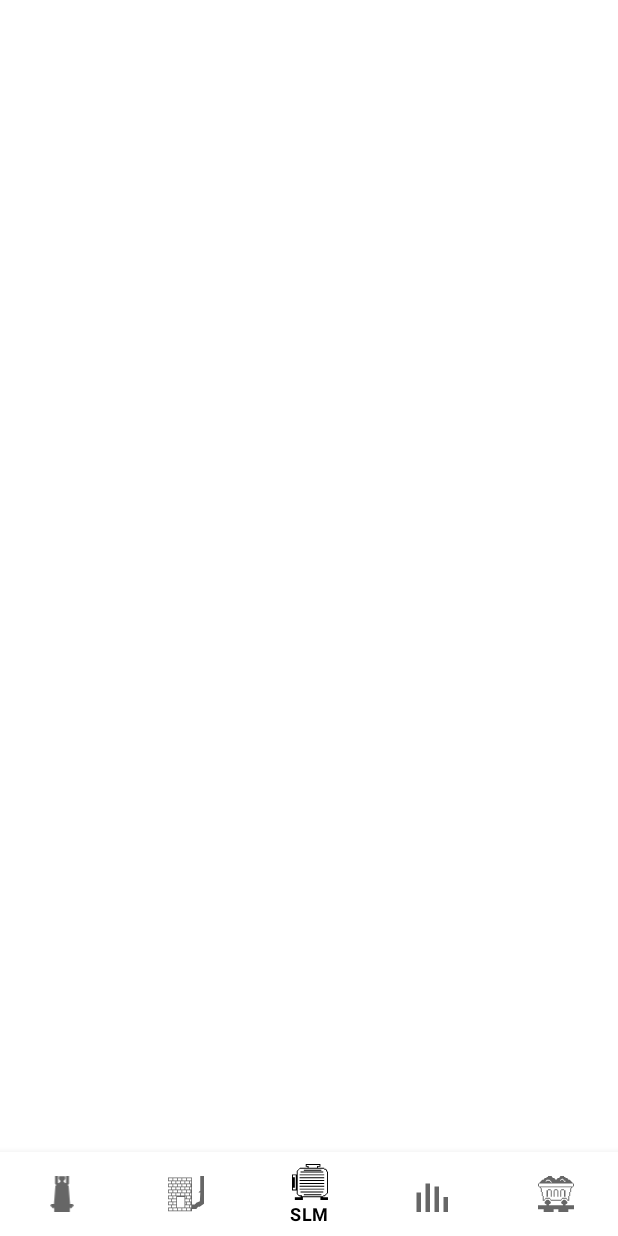
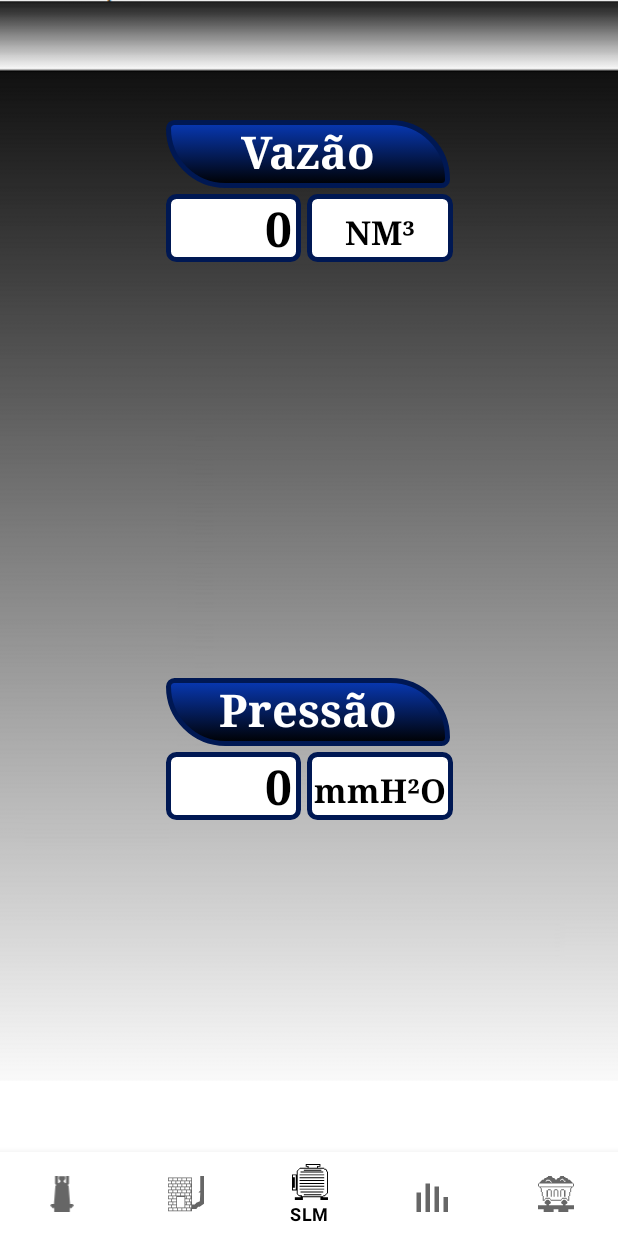
Before and after one commit to Henrique8m/Supervisorio_Android, an Android app: the DashboardFragment screen opened through its navigation route, on a phone screen of 412 x 824 dp. Run offline under Robolectric (Android 15) with nearby library versions, the phone set to English and light mode, and no system bars; our stand-ins replace navigation-ui.

Commit message:
img fundo]

```diff
--- a/app/src/main/java/com/hrodriguesdev/supervisorioandroid/MainActivity_inicial_old.kt
+++ b/app/src/main/java/com/hrodriguesdev/supervisorioandroid/MainActivity_inicial_old.kt
@@ -47,7 +47,7 @@ class MainActivity : AppCompatActivity() {
         result_ptopo = findViewById(R.id.result_ptopo)
         result_tcoroa = findViewById(R.id.result_tcoroa)
         result_ttopo = findViewById(R.id.result_ttopo)
-        result_vazao = findViewById(R.id.result_vazao)
+        result_vazao = findViewById(R.id.result_vazaoAntiga)
         result_secador = findViewById(R.id.result_secador)
         result_conection = findViewById(R.id.result_conection)
 
--- a/app/src/main/res/layout/activity_fullscreen.xml
+++ b/app/src/main/res/layout/activity_fullscreen.xml
@@ -55,7 +55,7 @@
             app:layout_constraintTop_toBottomOf="@+id/layout_topo">
 
             <TextView
-                android:id="@+id/textViewCoroa1"
+                android:id="@+id/textViewVazao"
                 android:layout_width="189dp"
                 android:layout_height="45dp"
                 android:background="@drawable/my_boxgradient"
--- a/app/src/main/res/layout/activity_main.xml
+++ b/app/src/main/res/layout/activity_main.xml
@@ -143,7 +143,7 @@
         app:layout_constraintTop_toBottomOf="@+id/table_ttopo">
 
         <TextView
-            android:id="@+id/txt_vazao"
+            android:id="@+id/txt_vazaoAntiga"
             android:layout_width="wrap_content"
             android:layout_height="wrap_content"
             android:text="Vazão: "
@@ -151,7 +151,7 @@
             android:textStyle="bold" />
 
         <TextView
-            android:id="@+id/result_vazao"
+            android:id="@+id/result_vazaoAntiga"
             android:layout_width="wrap_content"
             android:layout_height="wrap_content"
             android:text="00.000 Nm³"
--- a/app/src/main/res/layout/activity_plot.xml
+++ b/app/src/main/res/layout/activity_plot.xml
@@ -6,7 +6,7 @@
     android:layout_height="match_parent">
 
     <com.androidplot.xy.XYPlot
-        android:id="@+id/plot"
+        android:id="@+id/plotOld"
         style="@style/APDefacto.Dark"
         android:layout_width="fill_parent"
         android:layout_height="664dp"
--- a/app/src/main/res/layout/fragment_dashboard.xml
+++ b/app/src/main/res/layout/fragment_dashboard.xml
@@ -6,17 +6,123 @@
     android:layout_height="match_parent"
     tools:context=".ui.dashboard.DashboardFragment">
 
-    <TextView
-        android:id="@+id/text_dashboard"
+    <ImageView
+        android:id="@+id/fullscreen_slm"
         android:layout_width="match_parent"
-        android:layout_height="wrap_content"
-        android:layout_marginStart="8dp"
-        android:layout_marginTop="8dp"
-        android:layout_marginEnd="8dp"
-        android:textAlignment="center"
-        android:textSize="20sp"
+        android:layout_height="match_parent"
+        android:contentDescription="@string/todo"
+        android:scaleType="fitXY"
+        android:scaleX="1.13"
+        app:layout_constraintTop_toTopOf="parent"
+        app:srcCompat="@mipmap/img_fundo" />
+
+    <!-- This FrameLayout insets its children based on system windows using
+         android:fitsSystemWindows. -->
+
+    <androidx.constraintlayout.widget.ConstraintLayout
+        android:id="@+id/constraintLayout_slm"
+        android:layout_width="match_parent"
+        android:layout_height="match_parent"
         app:layout_constraintBottom_toBottomOf="parent"
-        app:layout_constraintEnd_toEndOf="parent"
         app:layout_constraintStart_toStartOf="parent"
-        app:layout_constraintTop_toTopOf="parent" />
+        app:layout_constraintTop_toTopOf="parent"
+        app:layout_constraintVertical_bias="0.0">
+
+        <LinearLayout
+            android:id="@+id/layout_vazao"
+            android:layout_width="191dp"
+            android:layout_height="95dp"
+            android:layout_marginTop="80dp"
+            android:orientation="vertical"
+            app:layout_constraintEnd_toEndOf="parent"
+            app:layout_constraintStart_toStartOf="parent"
+            app:layout_constraintTop_toTopOf="parent">
+
+            <TextView
+                android:id="@+id/textViewVazao"
+                android:layout_width="189dp"
+                android:layout_height="45dp"
+                android:background="@drawable/my_boxgradient"
+                android:fontFamily="serif"
+                android:text="@string/_vazao"
+                android:textAlignment="center"
+                android:textColor="@color/white"
+                android:textSize="30sp"
+                android:textStyle="bold" />
+
+            <LinearLayout
+                android:layout_width="191dp"
+                android:layout_height="45dp"
+                android:layout_marginTop="4dp"
+                android:orientation="horizontal">
+
+                <TextView
+                    android:id="@+id/txt_vazao"
+                    style="@style/Theme.Information.Henrique"
+                    android:layout_width="90dp"
+                    android:layout_height="45dp"
+                    android:background="@drawable/my_information_text"
+
+                    android:text="@string/_0" />
+
+                <TextView
+                    android:id="@+id/textViewCoroa3"
+                    style="@style/Theme.Sufixo.Henrique"
+                    android:layout_width="97dp"
+                    android:layout_height="45dp"
+                    android:background="@drawable/my_box"
+                    android:text="@string/nm_3" />
+            </LinearLayout>
+        </LinearLayout>
+
+        <LinearLayout
+            android:id="@+id/layout_pslm"
+            android:layout_width="191dp"
+            android:layout_height="95dp"
+            android:orientation="vertical"
+            app:layout_constraintBottom_toBottomOf="parent"
+            app:layout_constraintEnd_toEndOf="parent"
+            app:layout_constraintStart_toStartOf="parent"
+            app:layout_constraintTop_toBottomOf="@+id/layout_vazao">
+
+            <TextView
+                android:id="@+id/textViewPSLM"
+                android:layout_width="189dp"
+                android:layout_height="45dp"
+                android:background="@drawable/my_boxgradient"
+                android:fontFamily="serif"
+                android:text="@string/_pslm"
+                android:textAlignment="center"
+                android:textColor="@color/white"
+                android:textSize="30sp"
+                android:textStyle="bold" />
+
+            <LinearLayout
+                android:layout_width="191dp"
+                android:layout_height="45dp"
+                android:layout_marginTop="4dp"
+                android:orientation="horizontal">
+
+                <TextView
+                    android:id="@+id/txt_pslm"
+                    style="@style/Theme.Information.Henrique"
+                    android:layout_width="90dp"
+                    android:layout_height="45dp"
+                    android:background="@drawable/my_information_text"
+                    android:text="@string/_0" />
+
+                <TextView
+                    android:id="@+id/textViewPSLM2"
+                    style="@style/Theme.Sufixo.Henrique"
+                    android:layout_width="97dp"
+                    android:layout_height="45dp"
+                    android:background="@drawable/my_box"
+                    android:text="@string/mmh_o" />
+            </LinearLayout>
+
+        </LinearLayout>
+
+    </androidx.constraintlayout.widget.ConstraintLayout>
+
+
 </androidx.constraintlayout.widget.ConstraintLayout>
--- a/app/src/main/res/values/strings.xml
+++ b/app/src/main/res/values/strings.xml
@@ -13,23 +13,31 @@
     <string name="invalid_password">Password must be >5 characters</string>
     <string name="login_failed">"Login failed"</string>
     <string name="login">Login</string>
+
     <string name="grafico">Grafico</string>
     <string name="_0">0</string>
-    <string name="topo">Topo</string>
+    <string name="todo">TODO</string>
+
     <string name="c">ºC</string>
-    <string name="coroa">Coroa</string>
     <string name="mmh_o">mmH²O</string>
     <string name="nm_3">NM³</string>
-    <string name="todo">TODO</string>
-    <string name="title_activity_glendon">ActivityGlendon</string>
+
+    <string name="topo">Topo</string>
+    <string name="coroa">Coroa</string>
+
     <string name="saida1">S1</string>
     <string name="saida2">S2</string>
     <string name="saida3">S3</string>
     <string name="cq1">CQ 1</string>
     <string name="cq2">CQ 2</string>
     <string name="cq3">CQ 3</string>
+    <string name="_vazao">Vazão</string>
+    <string name="_pslm">Pressão sala de maquinas</string>
+
     <string name="slide_page">Slide Page</string>
     <string name="glendon_fire">Glendon</string>
+
+    <string name="title_activity_glendon">ActivityGlendon</string>
     <string name="title_home">Alto Forno</string>
     <string name="title_dashboard">SLM</string>
     <string name="title_notifications">Glendons</string>
```
Also changed, not shown: app/src/main/res/layout/fragment_carregamento.xml (+6 -21 lines), app/src/main/res/layout/fragment_grafico.xml (+24 -8 lines), app/src/main/res/layout/fragment_home.xml (+7 -5 lines), app/src/main/res/layout/simple_xy_plot_example.xml (deleted, +0 -21 lines), app/src/main/res/mipmap-xxhdpi/img_fundo.png (added).
